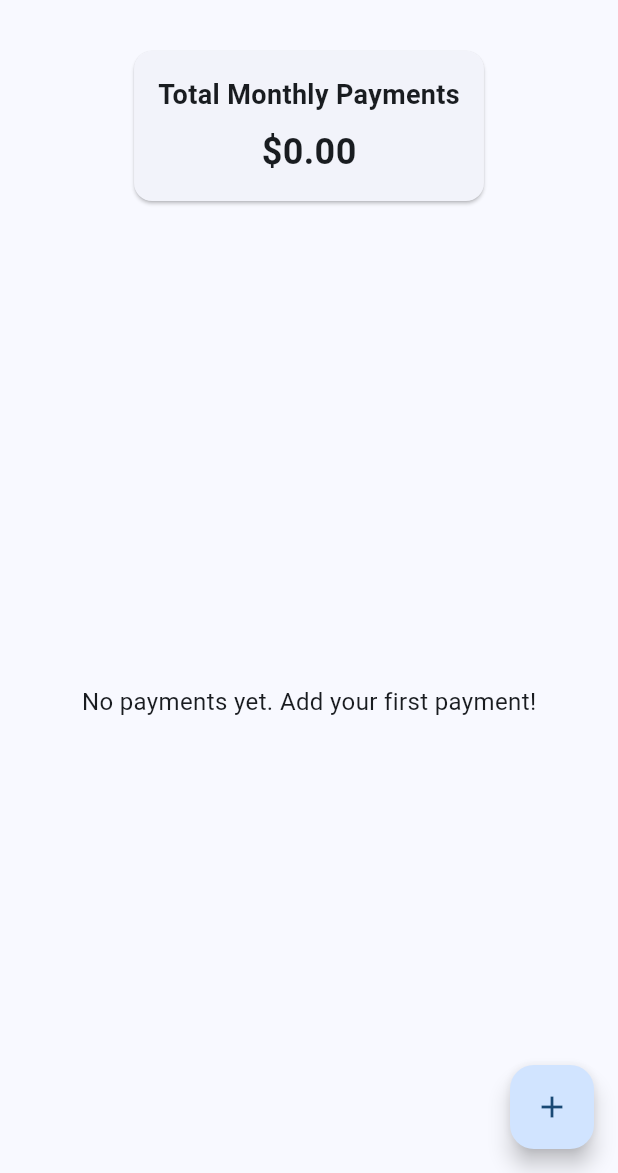
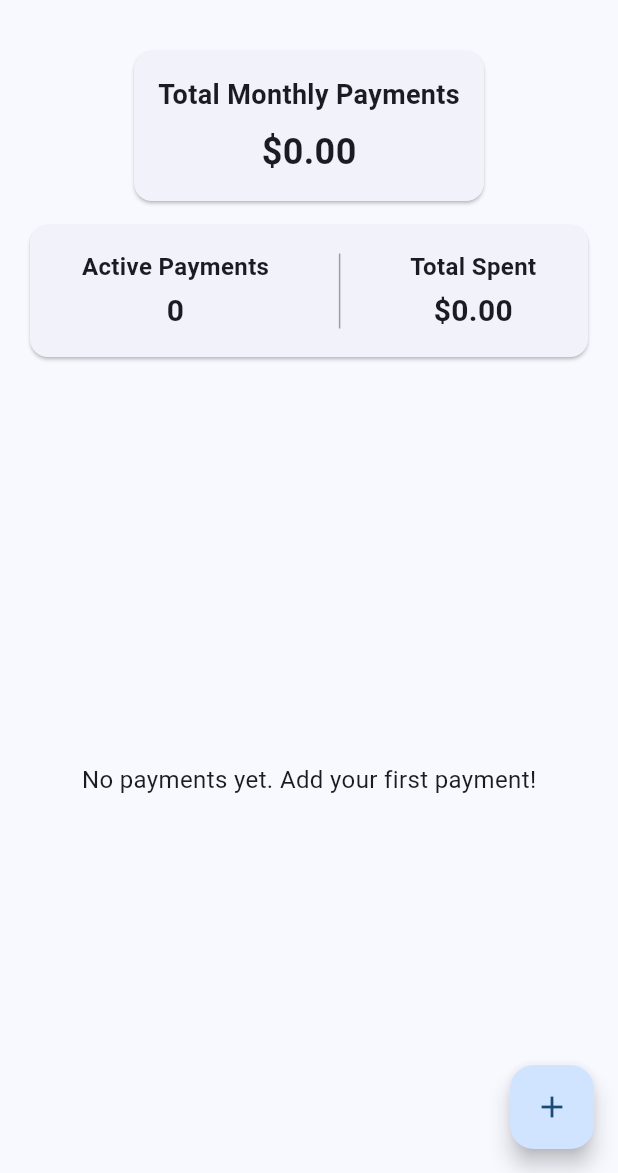
Before and after one commit to Mistribe/SubTracker, a Flutter app: the screen it shows after launch, on a phone screen of 412 x 824 dp, the part 63-1236 px from its top. Run offline on Flutter 3.47's test engine with Material 3 defaults, Android fonts, the phone set to English and light mode, and no system bars.

Commit message:
Add active payments count tracking and display on `HomeScreen` with tests

```diff
--- a/mobile/lib/providers/payment_provider.dart
+++ b/mobile/lib/providers/payment_provider.dart
@@ -11,6 +11,16 @@ class PaymentProvider with ChangeNotifier {
   // Calculate total monthly cost
   double get totalMonthlyCost {
     return _payments.fold(0, (sum, payment) => sum + payment.monthlyCost);
+  }
+
+  // Get the count of active payments
+  int get activePaymentsCount {
+    return _payments.length;
+  }
+
+  // Calculate total amount spent across all payments
+  double get totalAmountSpent {
+    return _payments.fold(0, (sum, payment) => sum + payment.totalAmountSpent);
   }
 
   // Add a new payment
--- a/mobile/lib/screens/home_screen.dart
+++ b/mobile/lib/screens/home_screen.dart
@@ -32,10 +32,13 @@ class HomeScreen extends StatelessWidget {
       ),
       body: Column(
         children: [
-          // Monthly total card
+          // Summary cards
           Padding(
             padding: const EdgeInsets.all(16.0),
-            child: Card(
+            child: Column(
+              children: [
+                // Monthly total card
+                Card(
                   child: Padding(
                     padding: const EdgeInsets.all(16.0),
                     child: Column(
@@ -59,6 +62,73 @@ class HomeScreen extends StatelessWidget {
                     ),
                   ),
                 ),
+
+                const SizedBox(height: 8),
+
+                // Active payments and total spent card
+                Card(
+                  child: Padding(
+                    padding: const EdgeInsets.all(16.0),
+                    child: Row(
+                      mainAxisAlignment: MainAxisAlignment.spaceAround,
+                      children: [
+                        // Active payments count
+                        Column(
+                          children: [
+                            const Text(
+                              'Active Payments',
+                              style: TextStyle(
+                                fontSize: 16,
+                                fontWeight: FontWeight.bold,
+                              ),
+                            ),
+                            const SizedBox(height: 4),
+                            Text(
+                              '${paymentProvider.activePaymentsCount}',
+                              style: const TextStyle(
+                                fontSize: 20,
+                                fontWeight: FontWeight.bold,
+                              ),
+                            ),
+                          ],
+                        ),
+
+                        // Vertical divider
+                        const SizedBox(
+                          height: 50,
+                          child: VerticalDivider(
+                            thickness: 1,
+                            width: 20,
+                            color: Colors.grey,
+                          ),
+                        ),
+
+                        // Total amount spent
+                        Column(
+                          children: [
+                            const Text(
+                              'Total Spent',
+                              style: TextStyle(
+                                fontSize: 16,
+                                fontWeight: FontWeight.bold,
+                              ),
+                            ),
+                            const SizedBox(height: 4),
+                            Text(
+                              '\$${paymentProvider.totalAmountSpent.toStringAsFixed(2)}',
+                              style: const TextStyle(
+                                fontSize: 20,
+                                fontWeight: FontWeight.bold,
+                              ),
+                            ),
+                          ],
+                        ),
+                      ],
+                    ),
+                  ),
+                ),
+              ],
+            ),
           ),
 
           // Payment list
```
Also changed, not shown: 1 other file. Lines whose indentation alone changed are shown as unchanged.
